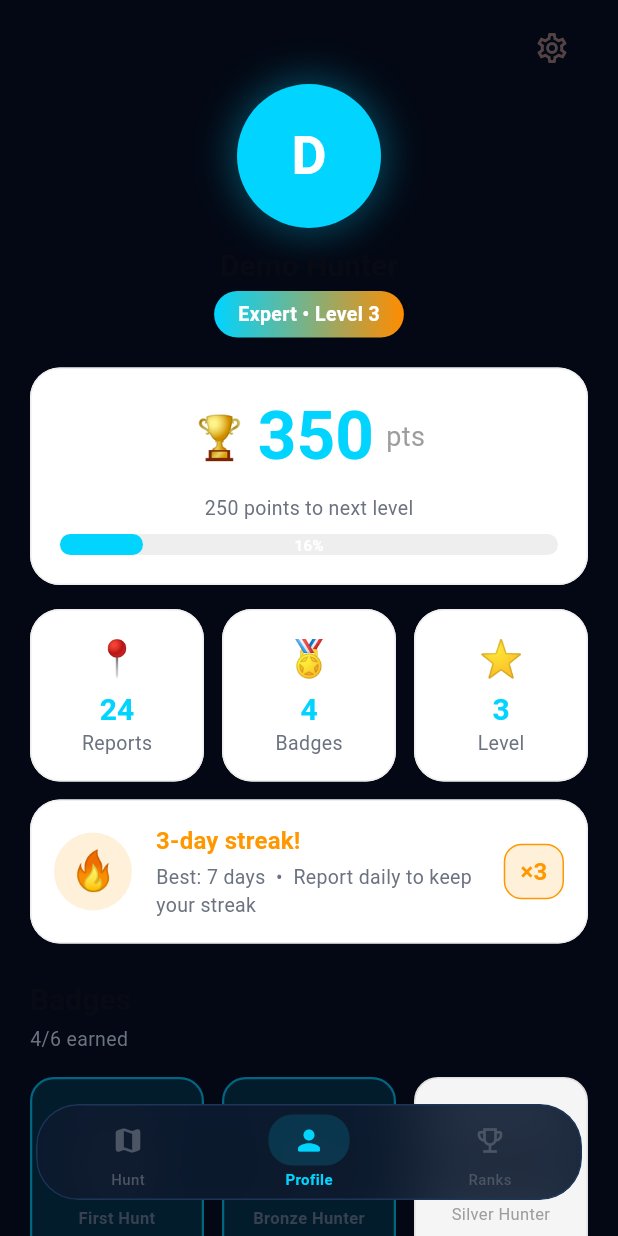
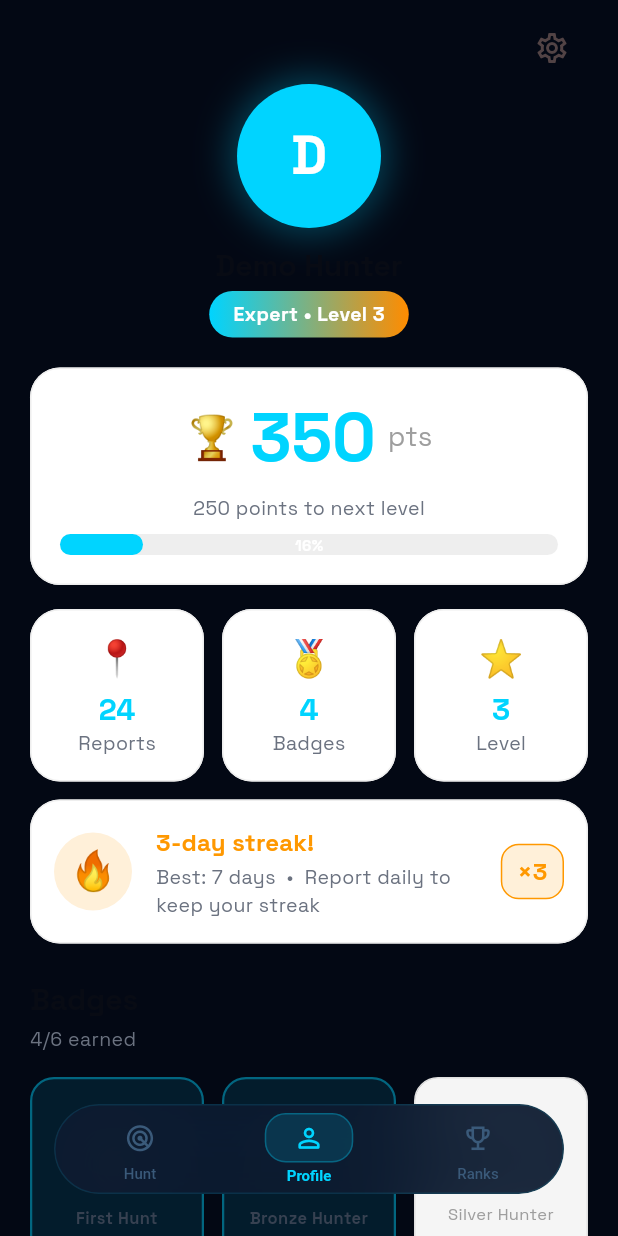
Before and after one commit to omerdonovich1/parking-hunters-, a Flutter app: the screen it shows after launch, item 2 of the bottom bar chosen, on a phone screen of 412 x 824 dp. Run offline on Flutter 3.47's test engine with Material 3 defaults, Android fonts, the phone set to English and light mode, and no system bars; drawn by our look-alikes of flutter_animate, percent_indicator; our stand-ins replace cached_network_image, cloud_firestore, firebase_auth, firebase_core, firebase_messaging, firebase_storage and 14 more; accounts and stored records are empty; generated files the repository leaves out were written again.

Commit message:
Step 1-2: Space Grotesk font + floating pill nav upgrade
- Add google_fonts package; apply Space Grotesk as global fontFamily
  across both dark and light themes — every text widget in the app
  now uses the font automatically
- AppBar title also uses SpaceGrotesk via GoogleFonts.spaceGrotesk()
- Floating pill nav redesigned: tighter pill (36px padding, 32px radius),
  animated expanding active indicator with cyan border + background,
  radar icon for Hunt tab, smoother AnimatedDefaultTextStyle labels

Co-Authored-By: Claude Sonnet 4.6 <noreply@anthropic.com>

```diff
--- a/lib/core/theme/app_theme.dart
+++ b/lib/core/theme/app_theme.dart
@@ -1,5 +1,6 @@
 import 'package:flutter/material.dart';
 import 'package:flutter/services.dart';
+import 'package:google_fonts/google_fonts.dart';
 
 class AppTheme {
   AppTheme._();
@@ -82,6 +83,7 @@ class AppTheme {
     return ThemeData(
       useMaterial3: true,
       brightness: Brightness.dark,
+      fontFamily: GoogleFonts.spaceGrotesk().fontFamily,
       scaffoldBackgroundColor: bg,
       colorScheme: const ColorScheme.dark(
         primary: orange,
@@ -89,23 +91,6 @@ class AppTheme {
         surface: surface,
         onSurface: Colors.white,
         onPrimary: Colors.white,
-      ),
-      appBarTheme: const AppBarTheme(
-        backgroundColor: Colors.transparent,
-        foregroundColor: Colors.white,
-        elevation: 0,
-        scrolledUnderElevation: 0,
-        centerTitle: true,
-        systemOverlayStyle: SystemUiOverlayStyle(
-          statusBarColor: Colors.transparent,
-          statusBarIconBrightness: Brightness.light,
-        ),
-        titleTextStyle: TextStyle(
-          fontSize: 18,
-          fontWeight: FontWeight.w800,
-          color: Colors.white,
-          letterSpacing: 0.3,
-        ),
       ),
       elevatedButtonTheme: ElevatedButtonThemeData(
         style: ElevatedButton.styleFrom(
@@ -177,17 +162,36 @@ class AppTheme {
         padding: const EdgeInsets.symmetric(horizontal: 8, vertical: 2),
       ),
       dividerTheme: const DividerThemeData(color: divider, thickness: 1, space: 1),
-      textTheme: const TextTheme(
-        displayLarge: TextStyle(fontSize: 34, fontWeight: FontWeight.w900, color: Colors.white, letterSpacing: -0.5),
-        displayMedium: TextStyle(fontSize: 28, fontWeight: FontWeight.w800, color: Colors.white, letterSpacing: -0.3),
-        headlineLarge: TextStyle(fontSize: 24, fontWeight: FontWeight.w800, color: Colors.white),
-        headlineMedium: TextStyle(fontSize: 20, fontWeight: FontWeight.w700, color: Colors.white),
-        titleLarge: TextStyle(fontSize: 17, fontWeight: FontWeight.w700, color: Colors.white),
-        titleMedium: TextStyle(fontSize: 15, fontWeight: FontWeight.w600, color: Colors.white),
-        bodyLarge: TextStyle(fontSize: 15, color: Color(0xFFCBD5E1)),
-        bodyMedium: TextStyle(fontSize: 13, color: Color(0xFF94A3B8)),
-        labelLarge: TextStyle(fontSize: 13, fontWeight: FontWeight.w700, color: orange, letterSpacing: 0.3),
-        labelSmall: TextStyle(fontSize: 10, fontWeight: FontWeight.w600, color: Color(0xFF64748B), letterSpacing: 0.5),
+      textTheme: GoogleFonts.spaceGroteskTextTheme(
+        const TextTheme(
+          displayLarge:  TextStyle(fontSize: 34, fontWeight: FontWeight.w900, color: Colors.white, letterSpacing: -0.5),
+          displayMedium: TextStyle(fontSize: 28, fontWeight: FontWeight.w800, color: Colors.white, letterSpacing: -0.3),
+          headlineLarge: TextStyle(fontSize: 24, fontWeight: FontWeight.w800, color: Colors.white),
+          headlineMedium:TextStyle(fontSize: 20, fontWeight: FontWeight.w700, color: Colors.white),
+          titleLarge:    TextStyle(fontSize: 17, fontWeight: FontWeight.w700, color: Colors.white),
+          titleMedium:   TextStyle(fontSize: 15, fontWeight: FontWeight.w600, color: Colors.white),
+          bodyLarge:     TextStyle(fontSize: 15, color: Color(0xFFCBD5E1)),
+          bodyMedium:    TextStyle(fontSize: 13, color: Color(0xFF94A3B8)),
+          labelLarge:    TextStyle(fontSize: 13, fontWeight: FontWeight.w700, color: orange, letterSpacing: 0.3),
+          labelSmall:    TextStyle(fontSize: 10, fontWeight: FontWeight.w600, color: Color(0xFF64748B), letterSpacing: 0.5),
+        ),
+      ),
+      appBarTheme: AppBarTheme(
+        backgroundColor: Colors.transparent,
+        foregroundColor: Colors.white,
+        elevation: 0,
+        scrolledUnderElevation: 0,
+        centerTitle: true,
+        systemOverlayStyle: const SystemUiOverlayStyle(
+          statusBarColor: Colors.transparent,
+          statusBarIconBrightness: Brightness.light,
+        ),
+        titleTextStyle: GoogleFonts.spaceGrotesk(
+          fontSize: 18,
+          fontWeight: FontWeight.w800,
+          color: Colors.white,
+          letterSpacing: 0.2,
+        ),
       ),
     );
   }
@@ -197,6 +201,7 @@ class AppTheme {
     return ThemeData(
       useMaterial3: true,
       brightness: Brightness.light,
+      fontFamily: GoogleFonts.spaceGrotesk().fontFamily,
       scaffoldBackgroundColor: bgLight,
       colorScheme: ColorScheme.fromSeed(
         seedColor: energy,
@@ -254,14 +259,16 @@ class AppTheme {
         elevation: 0,
         shape: CircleBorder(),
       ),
-      textTheme: const TextTheme(
-        displayLarge: TextStyle(fontSize: 34, fontWeight: FontWeight.w900, color: Color(0xFF080B14)),
-        headlineLarge: TextStyle(fontSize: 24, fontWeight: FontWeight.w800, color: Color(0xFF080B14)),
-        headlineMedium: TextStyle(fontSize: 20, fontWeight: FontWeight.w700, color: Color(0xFF080B14)),
-        titleLarge: TextStyle(fontSize: 17, fontWeight: FontWeight.w700, color: Color(0xFF0D1117)),
-        bodyLarge: TextStyle(fontSize: 15, color: Color(0xFF374151)),
-        bodyMedium: TextStyle(fontSize: 13, color: Color(0xFF6B7280)),
-        labelLarge: TextStyle(fontSize: 13, fontWeight: FontWeight.w700, color: energy),
+      textTheme: GoogleFonts.spaceGroteskTextTheme(
+        const TextTheme(
+          displayLarge:  TextStyle(fontSize: 34, fontWeight: FontWeight.w900, color: Color(0xFF080B14)),
+          headlineLarge: TextStyle(fontSize: 24, fontWeight: FontWeight.w800, color: Color(0xFF080B14)),
+          headlineMedium:TextStyle(fontSize: 20, fontWeight: FontWeight.w700, color: Color(0xFF080B14)),
+          titleLarge:    TextStyle(fontSize: 17, fontWeight: FontWeight.w700, color: Color(0xFF0D1117)),
+          bodyLarge:     TextStyle(fontSize: 15, color: Color(0xFF374151)),
+          bodyMedium:    TextStyle(fontSize: 13, color: Color(0xFF6B7280)),
+          labelLarge:    TextStyle(fontSize: 13, fontWeight: FontWeight.w700, color: energy),
+        ),
       ),
     );
   }
--- a/lib/features/home/presentation/home_screen.dart
+++ b/lib/features/home/presentation/home_screen.dart
@@ -27,8 +27,8 @@ class _HomeScreenState extends ConsumerState<HomeScreen> {
   void _onTabTapped(int index) {
     HapticFeedback.lightImpact();
     switch (index) {
-      case 0: context.go('/');             break;
-      case 1: context.go('/profile');      break;
+      case 0: context.go('/');            break;
+      case 1: context.go('/profile');     break;
       case 2: context.go('/leaderboard'); break;
     }
   }
@@ -41,7 +41,6 @@ class _HomeScreenState extends ConsumerState<HomeScreen> {
 
     final location = GoRouterState.of(context).uri.toString();
     final index    = _locationToIndex(location);
-    final isMap    = index == 0;
 
     return AnnotatedRegion<SystemUiOverlayStyle>(
       value: SystemUiOverlayStyle.light.copyWith(statusBarColor: Colors.transparent),
@@ -49,7 +48,6 @@ class _HomeScreenState extends ConsumerState<HomeScreen> {
         extendBody: true,
         extendBodyBehindAppBar: true,
         backgroundColor: AppTheme.bg,
-        // No app bar — map and screens control their own
         body: Stack(
           children: [
             widget.child ?? const SizedBox.shrink(),
@@ -63,89 +61,129 @@ class _HomeScreenState extends ConsumerState<HomeScreen> {
               ),
           ],
         ),
-        // Floating glass bottom nav
-        bottomNavigationBar: Padding(
-          padding: const EdgeInsets.fromLTRB(24, 0, 24, 24),
+        bottomNavigationBar: _FloatingPillNav(
+          selectedIndex: index,
+          onTap: _onTabTapped,
+        ),
+      ),
+    );
+  }
+}
+
+// ── Floating pill nav ─────────────────────────────────────────────────────────
+class _FloatingPillNav extends StatelessWidget {
+  final int selectedIndex;
+  final ValueChanged<int> onTap;
+
+  const _FloatingPillNav({required this.selectedIndex, required this.onTap});
+
+  static const _items = [
+    _NavDef(icon: Icons.radar_rounded,          label: 'Hunt'),
+    _NavDef(icon: Icons.person_outline_rounded,  label: 'Profile'),
+    _NavDef(icon: Icons.emoji_events_outlined,   label: 'Ranks'),
+  ];
+
+  @override
+  Widget build(BuildContext context) {
+    return Padding(
+      padding: const EdgeInsets.fromLTRB(36, 0, 36, 28),
       child: ClipRRect(
-            borderRadius: BorderRadius.circular(28),
+        borderRadius: BorderRadius.circular(32),
         child: BackdropFilter(
-              filter: ImageFilter.blur(sigmaX: 24, sigmaY: 24),
+          filter: ImageFilter.blur(sigmaX: 28, sigmaY: 28),
           child: Container(
-                height: 64,
+            height: 60,
             decoration: BoxDecoration(
-                  color: AppTheme.card.withValues(alpha: 0.85),
-                  borderRadius: BorderRadius.circular(28),
-                  border: Border.all(color: AppTheme.cardBorder, width: 1),
+              color: AppTheme.card.withValues(alpha: 0.9),
+              borderRadius: BorderRadius.circular(32),
+              border: Border.all(
+                color: AppTheme.orange.withValues(alpha: 0.12),
+                width: 1,
+              ),
               boxShadow: [
                 BoxShadow(
-                      color: Colors.black.withValues(alpha: 0.4),
-                      blurRadius: 32,
-                      offset: const Offset(0, 8),
+                  color: Colors.black.withValues(alpha: 0.45),
+                  blurRadius: 40,
+                  offset: const Offset(0, 10),
+                ),
+                BoxShadow(
+                  color: AppTheme.orange.withValues(alpha: 0.06),
+                  blurRadius: 20,
+                  offset: const Offset(0, 2),
                 ),
               ],
             ),
             child: Row(
-                  mainAxisAlignment: MainAxisAlignment.spaceEvenly,
-                  children: [
-                    _NavItem(icon: Icons.map_rounded,          activeIcon: Icons.map,          label: 'Hunt',   index: 0, selected: index),
-                    _NavItem(icon: Icons.person_outline_rounded, activeIcon: Icons.person_rounded, label: 'Profile', index: 1, selected: index),
-                    _NavItem(icon: Icons.emoji_events_outlined, activeIcon: Icons.emoji_events,  label: 'Ranks',  index: 2, selected: index),
-                  ].map((item) => Expanded(
+              children: List.generate(_items.length, (i) {
+                return Expanded(
                   child: GestureDetector(
-                      onTap: () => _onTabTapped(item.index),
+                    onTap: () => onTap(i),
                     behavior: HitTestBehavior.opaque,
-                      child: _buildNavItem(item, index),
-                    ),
-                  )).toList(),
+                    child: _PillNavItem(
+                      def: _items[i],
+                      selected: i == selectedIndex,
                     ),
                   ),
+                );
+              }),
             ),
           ),
         ),
       ),
     );
   }
+}
 
-  Widget _buildNavItem(_NavItem item, int selectedIndex) {
-    final selected = item.index == selectedIndex;
-    return AnimatedContainer(
-      duration: const Duration(milliseconds: 200),
-      child: Column(
+class _PillNavItem extends StatelessWidget {
+  final _NavDef def;
+  final bool selected;
+
+  const _PillNavItem({required this.def, required this.selected});
+
+  @override
+  Widget build(BuildContext context) {
+    return Column(
       mainAxisAlignment: MainAxisAlignment.center,
       children: [
         AnimatedContainer(
-            duration: const Duration(milliseconds: 200),
-            padding: const EdgeInsets.symmetric(horizontal: 16, vertical: 6),
+          duration: const Duration(milliseconds: 220),
+          curve: Curves.easeOutCubic,
+          padding: EdgeInsets.symmetric(
+            horizontal: selected ? 18 : 10,
+            vertical: 5,
+          ),
           decoration: BoxDecoration(
-              color: selected ? AppTheme.orange.withValues(alpha: 0.15) : Colors.transparent,
-              borderRadius: BorderRadius.circular(16),
+            color: selected
+                ? AppTheme.orange.withValues(alpha: 0.14)
+                : Colors.transparent,
+            borderRadius: BorderRadius.circular(14),
+            border: selected
+                ? Border.all(color: AppTheme.orange.withValues(alpha: 0.3), width: 1)
+                : null,
           ),
           child: Icon(
-              selected ? item.activeIcon : item.icon,
-              color: selected ? AppTheme.orange : const Color(0xFF4B5563),
-              size: 22,
+            def.icon,
+            color: selected ? AppTheme.orange : const Color(0xFF3A5A7A),
+            size: 21,
           ),
         ),
-          const SizedBox(height: 2),
-          Text(
-            item.label,
+        const SizedBox(height: 3),
+        AnimatedDefaultTextStyle(
+          duration: const Duration(milliseconds: 220),
           style: TextStyle(
-              color: selected ? AppTheme.orange : const Color(0xFF4B5563),
+            color: selected ? AppTheme.orange : const Color(0xFF3A5A7A),
             fontSize: 10,
             fontWeight: selected ? FontWeight.w700 : FontWeight.w500,
           ),
+          child: Text(def.label),
         ),
       ],
-      ),
     );
   }
 }
 
-class _NavItem {
+class _NavDef {
   final IconData icon;
-  final IconData activeIcon;
   final String label;
-  final int index;
-  final int selected;
-  const _NavItem({required this.icon, required this.activeIcon, required this.label, required this.index, required this.selected});
+  const _NavDef({required this.icon, required this.label});
 }
--- a/lib/services/location_service.dart
+++ b/lib/services/location_service.dart
@@ -1,3 +1,4 @@
+import 'dart:async';
 import 'package:geolocator/geolocator.dart';
 import 'package:geocoding/geocoding.dart';
 import 'package:flutter/foundation.dart';
--- a/pubspec.yaml
+++ b/pubspec.yaml
@@ -32,6 +32,8 @@ dependencies:
   # Image
   image_picker: ^1.1.2
   cached_network_image: ^3.4.1
+  # Fonts
+  google_fonts: ^6.2.1
   # UI
   lottie: ^3.1.2
   flutter_animate: ^4.5.0
```
Also changed, not shown: pubspec.lock. Lines whose indentation alone changed are shown as unchanged.
